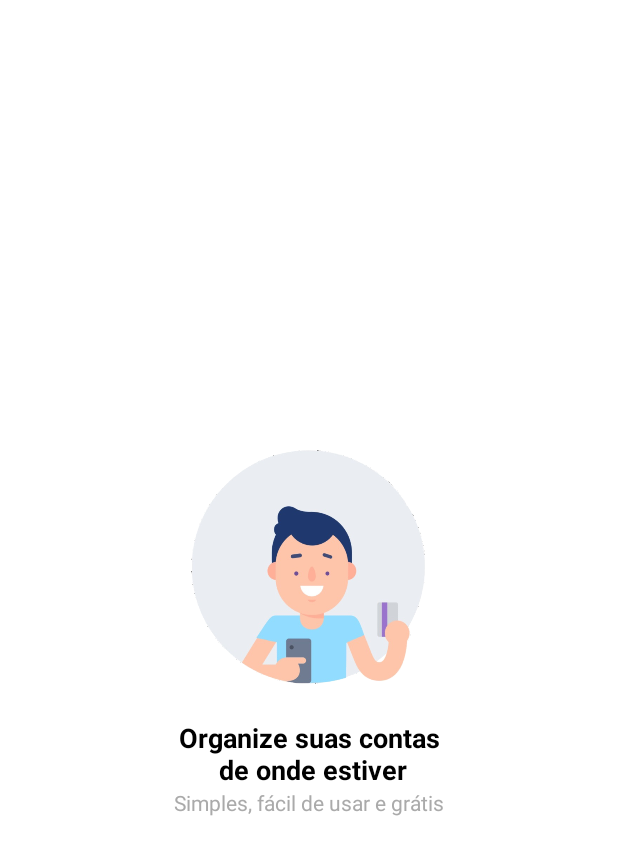
After one commit to iarlenaquiles/Organizze, an Android app: the layout intro_1.xml on its own in the app's theme, with its tools: preview values and no code run, on a phone screen of 412 x 824 dp. The commit adds this screen. Shown: the top 855 px of the screen. Run offline under Robolectric (Android 15) with nearby library versions, the phone set to English and light mode, and no system bars.

Commit message:
added intro

```diff
--- a/app/src/main/AndroidManifest.xml
+++ b/app/src/main/AndroidManifest.xml
@@ -11,7 +11,8 @@
         android:theme="@style/Theme.Organizze">
         <activity
             android:name=".MainActivity"
-            android:exported="true">
+            android:exported="true"
+            android:theme="@style/Theme.Intro">
             <intent-filter>
                 <action android:name="android.intent.action.MAIN" />
 
--- /dev/null
+++ b/app/src/main/res/layout/intro_1.xml
@@ -0,0 +1,45 @@
+<?xml version="1.0" encoding="utf-8"?>
+<androidx.constraintlayout.widget.ConstraintLayout xmlns:android="http://schemas.android.com/apk/res/android"
+    xmlns:app="http://schemas.android.com/apk/res-auto"
+    xmlns:tools="http://schemas.android.com/tools"
+    android:layout_width="match_parent"
+    android:layout_height="match_parent"
+    android:gravity="center"
+    android:orientation="vertical">
+
+    <ImageView
+        android:id="@+id/imageView"
+        android:layout_width="200dp"
+        android:layout_height="200dp"
+        app:layout_constraintBottom_toTopOf="@+id/textView2"
+        app:layout_constraintEnd_toEndOf="parent"
+        app:layout_constraintStart_toStartOf="parent"
+        app:layout_constraintTop_toTopOf="parent"
+        app:layout_constraintVertical_chainStyle="packed"
+        app:srcCompat="@drawable/um" />
+
+    <TextView
+        android:id="@+id/textView2"
+        android:layout_width="match_parent"
+        android:layout_height="wrap_content"
+        android:text="Organize suas contas\n de onde estiver"
+        android:textColor="@android:color/black"
+        android:textAlignment="center"
+        android:textSize="18sp"
+        android:textStyle="bold"
+        app:layout_constraintBottom_toTopOf="@+id/textView"
+        app:layout_constraintTop_toBottomOf="@+id/imageView"
+        tools:layout_editor_absoluteX="-16dp" />
+
+    <TextView
+        android:id="@+id/textView"
+        android:layout_width="wrap_content"
+        android:layout_height="wrap_content"
+        android:text="Simples, fácil de usar e grátis"
+        app:layout_constraintBottom_toBottomOf="parent"
+        app:layout_constraintEnd_toEndOf="parent"
+        app:layout_constraintStart_toStartOf="parent"
+        android:textColor="@android:color/darker_gray"
+
+        app:layout_constraintTop_toBottomOf="@+id/textView2" />
+</androidx.constraintlayout.widget.ConstraintLayout>
--- /dev/null
+++ b/app/src/main/res/layout/intro_cadastro.xml
@@ -0,0 +1,6 @@
+<?xml version="1.0" encoding="utf-8"?>
+<androidx.constraintlayout.widget.ConstraintLayout xmlns:android="http://schemas.android.com/apk/res/android"
+    android:layout_width="match_parent"
+    android:layout_height="match_parent">
+
+</androidx.constraintlayout.widget.ConstraintLayout>
--- a/app/src/main/res/values/themes.xml
+++ b/app/src/main/res/values/themes.xml
@@ -9,6 +9,7 @@
         <item name="colorSecondary">@color/teal_200</item>
         <item name="colorSecondaryVariant">@color/teal_700</item>
         <item name="colorOnSecondary">@color/black</item>
+
         <!-- Status bar color. -->
         <item name="android:statusBarColor" tools:targetApi="l">?attr/colorPrimaryVariant</item>
         <!-- Customize your theme here. -->
--- a/build.gradle
+++ b/build.gradle
@@ -13,6 +13,12 @@ buildscript {
     }
 }
 
+allprojects {
+    repositories {
+        maven { url 'https://jitpack.io' }
+    }
+}
+
 task clean(type: Delete) {
     delete rootProject.buildDir
 }
--- a/settings.gradle
+++ b/settings.gradle
@@ -1,9 +1,10 @@
 dependencyResolutionManagement {
-    repositoriesMode.set(RepositoriesMode.FAIL_ON_PROJECT_REPOS)
+    repositoriesMode.set(RepositoriesMode.PREFER_SETTINGS)
     repositories {
         google()
         mavenCentral()
         jcenter() // Warning: this repository is going to shut down soon
+        maven { url 'https://jitpack.io' }
     }
 }
 rootProject.name = "Organizze"
```
Also changed, not shown: app/build.gradle (+13 -0 lines), app/src/main/java/com/aquiles/organizze/MainActivity.java (+35 -2 lines), app/src/main/res/layout/intro_2.xml (added, +45 -0 lines), app/src/main/res/layout/intro_3.xml (added, +45 -0 lines), app/src/main/res/layout/intro_4.xml (added, +45 -0 lines), app/src/main/res/drawable/dois.png (added), app/src/main/res/drawable/quatro.png (added), app/src/main/res/drawable/tres.png (added), app/src/main/res/drawable/um.png (added).
